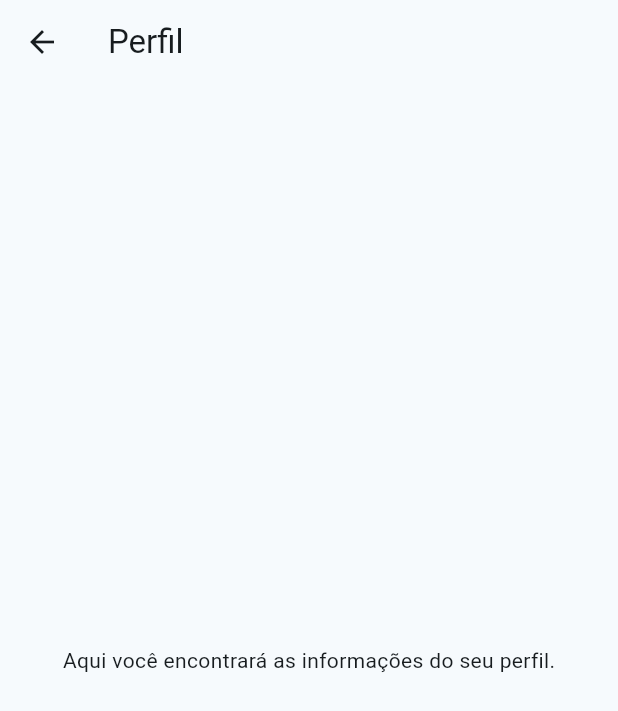
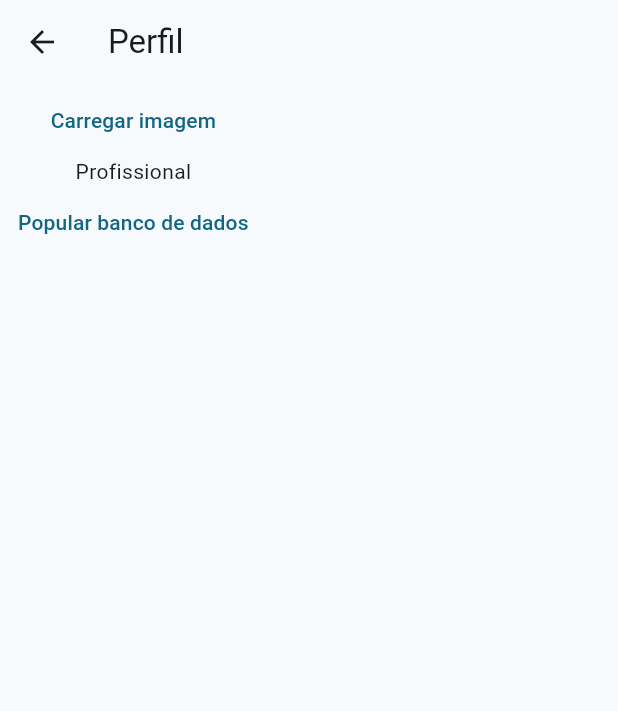
Before and after one commit to Queonias/FitFlex, a Flutter app: the Profile screen opened directly, on a phone screen of 412 x 824 dp. Shown: the top 711 px of the screen. Run offline on Flutter 3.47's test engine with Material 3 defaults, Android fonts, the phone set to English and light mode, and no system bars; our stand-ins replace circular_countdown_timer, cloud_firestore, firebase_core, firebase_storage, flutter_cache_manager, sqflite; missing offline and left inert: ndialog; accounts and stored records are empty; generated files the repository leaves out were written again.

```diff
--- a/lib/telas/profile.dart
+++ b/lib/telas/profile.dart
@@ -1,26 +1,67 @@
+import 'dart:typed_data';
+
+import 'package:academia/helpers/conect_db.dart';
 import 'package:flutter/material.dart';
 
 class Profile extends StatefulWidget {
-  const Profile({super.key});
+  const Profile({Key? key}) : super(key: key);
 
   @override
   State<Profile> createState() => _ProfileState();
 }
 
 class _ProfileState extends State<Profile> {
+  final ConectDB _db = ConectDB(); // Instância da classe ConectDB
+
+  final String _profileData = 'Popular banco de dados';
+
+  Uint8List? _imageBytes; // Bytes da imagem recuperada do banco de dados
+
+  _populateProfileData() async {
+    print('Populando banco de dados...');
+    try {
+      await _db.saveImageToDatabase('ok67IcM1M--sWG');
+      print('Banco de dados populado com sucesso!');
+    } catch (e) {
+      print('Erro ao popular banco de dados: $e');
+    }
+  }
+
+  _carregarImagem() async {
+    try {
+      // Recupera a imagem do banco de dados pelo nome
+      _imageBytes = await _db.getImageByName('ok67IcM1M--sWG');
+      setState(() {}); // Atualiza o estado para refletir a nova imagem
+    } catch (e) {
+      print('Erro ao carregar imagem: $e');
+    }
+  }
+
   @override
   Widget build(BuildContext context) {
     return Scaffold(
-        appBar: AppBar(
-          title: const Text('Perfil'),
-        ),
-        body: const Center(
-          child: Column(
-            mainAxisAlignment: MainAxisAlignment.center,
-            children: [
-              Text('Aqui você encontrará as informações do seu perfil.'),
-            ],
+      appBar: AppBar(
+        title: const Text('Perfil'),
+      ),
+      body: Column(
+        children: [
+          TextButton(
+            onPressed: _carregarImagem,
+            child: const Text('Carregar imagem'),
           ),
-        ));
+          const Text('Profissional'),
+          TextButton(
+            onPressed: _populateProfileData,
+            child: Text(_profileData),
+          ),
+          if (_imageBytes != null)
+            Image.memory(
+              _imageBytes!, // Exibe a imagem a partir dos bytes recuperados
+              width: 200, // Defina a largura da imagem conforme necessário
+              height: 200, // Defina a altura da imagem conforme necessário
+            ),
+        ],
+      ),
+    );
   }
 }
```
Also changed, not shown: lib/helpers/conect_db.dart (added, +207 -0 lines), lib/telas/tela_details.dart (+8 -23 lines), lib/widgets/card_list_exercici.dart (+9 -29 lines), 1 other file.
